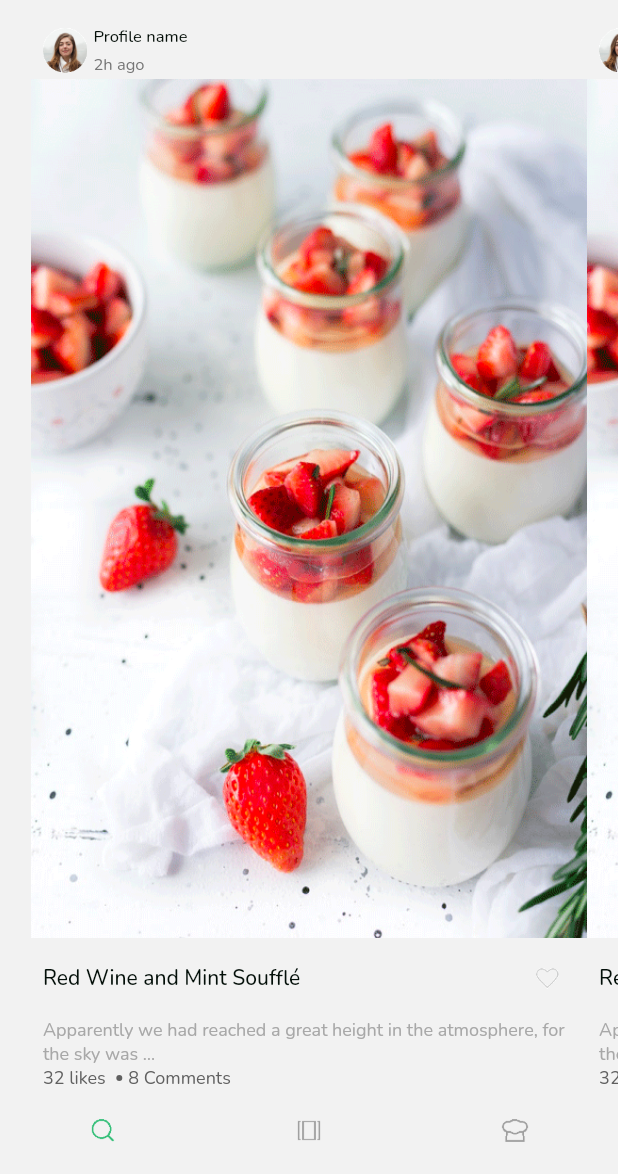
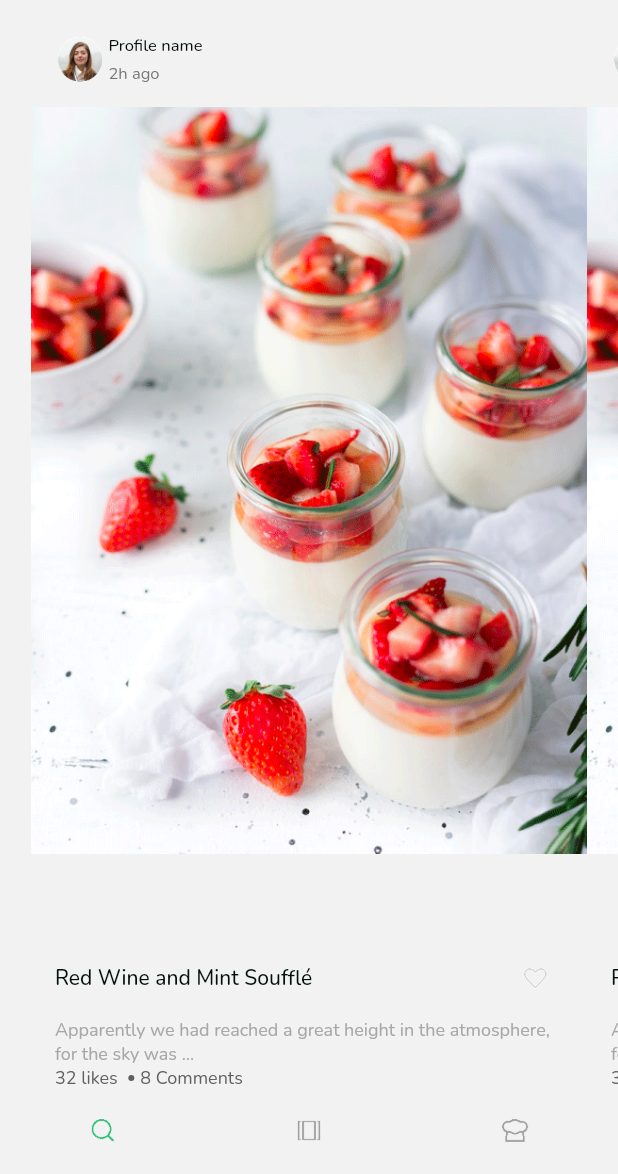
Before and after one commit to baka3k/mvvm-flutter, a Flutter app: the screen it shows after launch, on a phone screen of 412 x 824 dp, the part 62-1236 px from its top. Run offline on Flutter 3.47's test engine with Material 2 defaults, Android fonts, the phone set to English and light mode, and no system bars; our stand-ins replace connectivity_plus, get, google_fonts, google_maps_flutter; missing offline and left inert: flutter_polyline_points.

Commit message:
Update recipe_feed.dart

```diff
--- a/lib/app/feature/recipe_feed/views/recipe_feed.dart
+++ b/lib/app/feature/recipe_feed/views/recipe_feed.dart
@@ -83,18 +83,14 @@ class RecipeFeed extends GetWidget {
 
   _buildPageItem(int position) {
     return LayoutBuilder(builder: (context, constrains) {
-      return Column(
+      return Stack(
         children: [
-          _profileUI(constrains.maxWidth),
-          // Flexible(child: Image.asset("assets/images/test_page.png")),
-          Expanded(
-              child: Image.asset(
-            "assets/images/test_page.png",
-            fit: BoxFit.fill,
-          )),
+          Column(
+            children: [
+              Expanded(child: Image.asset("assets/images/test_page.png")),
               _informationUI(constrains.maxWidth),
               Padding(
-            padding: const EdgeInsets.fromLTRB(8.0, 0, 8.0, 0),
+                padding: const EdgeInsets.fromLTRB(16.0, 0, 16.0, 0),
                 child: Text(
                   "Apparently we had reached a great height in the atmosphere, for the sky was …",
                   style: textStyleApp.copyWith(
@@ -104,29 +100,32 @@ class RecipeFeed extends GetWidget {
               ),
               _commentInfoUI(),
             ],
+          ),
+          _profileUI(constrains.maxWidth),
+        ],
       );
     });
-    // AnimatedContainer(
-    //   duration: const Duration(milliseconds: 200),
-    //   child: _buildPageItem(position),
-    // )
   }
 
   _profileUI(maxWidth) {
-    return Row(
+    return Container(
+      color: backGroundColor.withOpacity(0.9),
+      child: Row(
         children: [
           Padding(
-          padding: const EdgeInsets.fromLTRB(8.0, 0.0, 0.0, 0),
+            padding: const EdgeInsets.fromLTRB(18.0, 0.0, 0.0, 0),
             child: Image.asset(
               "assets/images/test_avatar.png",
               width: maxWidth * 0.08,
+              height: maxWidth * 0.08,
             ),
           ),
           Column(
+            mainAxisSize: MainAxisSize.min,
             crossAxisAlignment: CrossAxisAlignment.start,
             children: [
               Padding(
-              padding: const EdgeInsets.fromLTRB(4.0, 2.0, 8.0, 2),
+                padding: const EdgeInsets.fromLTRB(4.0, 8.0, 8.0, 2),
                 child: Text(
                   "Profile name",
                   style: textStyleApp.copyWith(
@@ -136,7 +135,7 @@ class RecipeFeed extends GetWidget {
                 ),
               ),
               Padding(
-              padding: const EdgeInsets.fromLTRB(4.0, 2.0, 8.0, 2),
+                padding: const EdgeInsets.fromLTRB(4.0, 2.0, 8.0, 8),
                 child: Text(
                   "2h ago",
                   style: textStyleApp.copyWith(
@@ -147,6 +146,7 @@ class RecipeFeed extends GetWidget {
             ],
           )
         ],
+      ),
     );
   }
 
@@ -157,7 +157,7 @@ class RecipeFeed extends GetWidget {
       children: [
         Flexible(
           child: Padding(
-            padding: const EdgeInsets.all(8.0),
+            padding: const EdgeInsets.fromLTRB(16, 8, 8, 8),
             child: Text(
               "Red Wine and Mint Soufflé ",
               style: textStyleApp.copyWith(
@@ -168,7 +168,7 @@ class RecipeFeed extends GetWidget {
           ),
         ),
         Padding(
-          padding: const EdgeInsets.all(8.0),
+          padding: const EdgeInsets.fromLTRB(8 , 8, 16, 8),
           child: SizedBox(
               width: maxWidth * 0.1,
               height: maxWidth * 0.1,
@@ -183,7 +183,7 @@ class RecipeFeed extends GetWidget {
 
   _commentInfoUI() {
     return Padding(
-      padding: const EdgeInsets.fromLTRB(8, 0, 8, 0),
+      padding: const EdgeInsets.fromLTRB(16, 0, 8, 0),
       child: Row(
         children: [
           Text(
```
Lines whose indentation alone changed are shown as unchanged.
